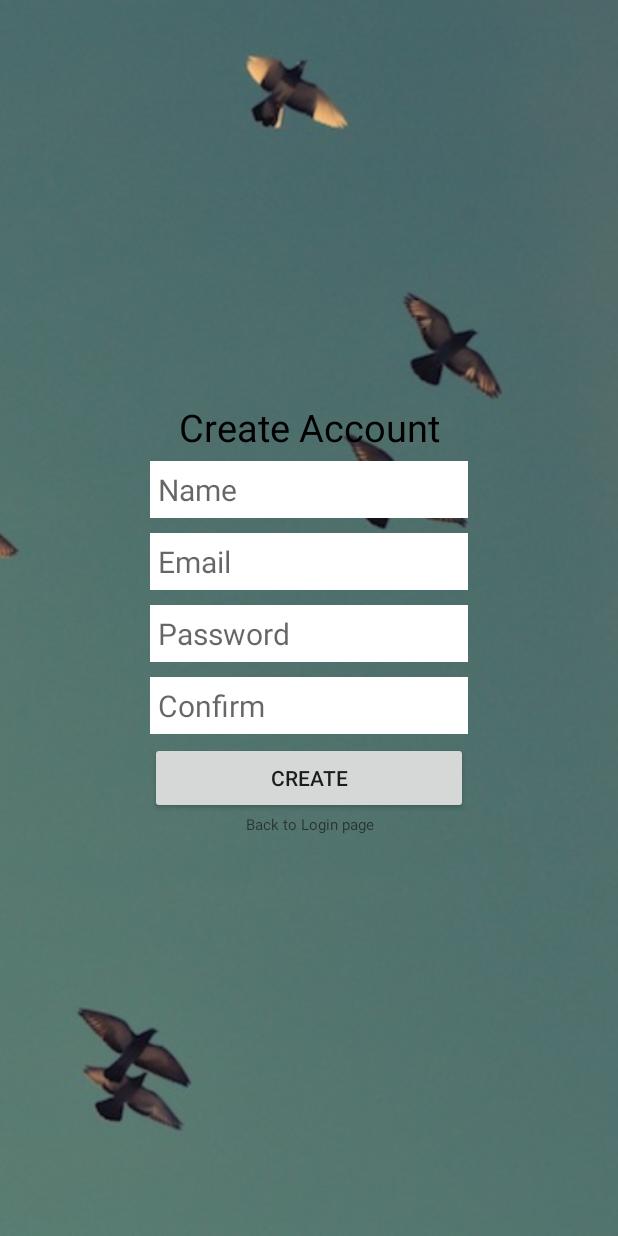
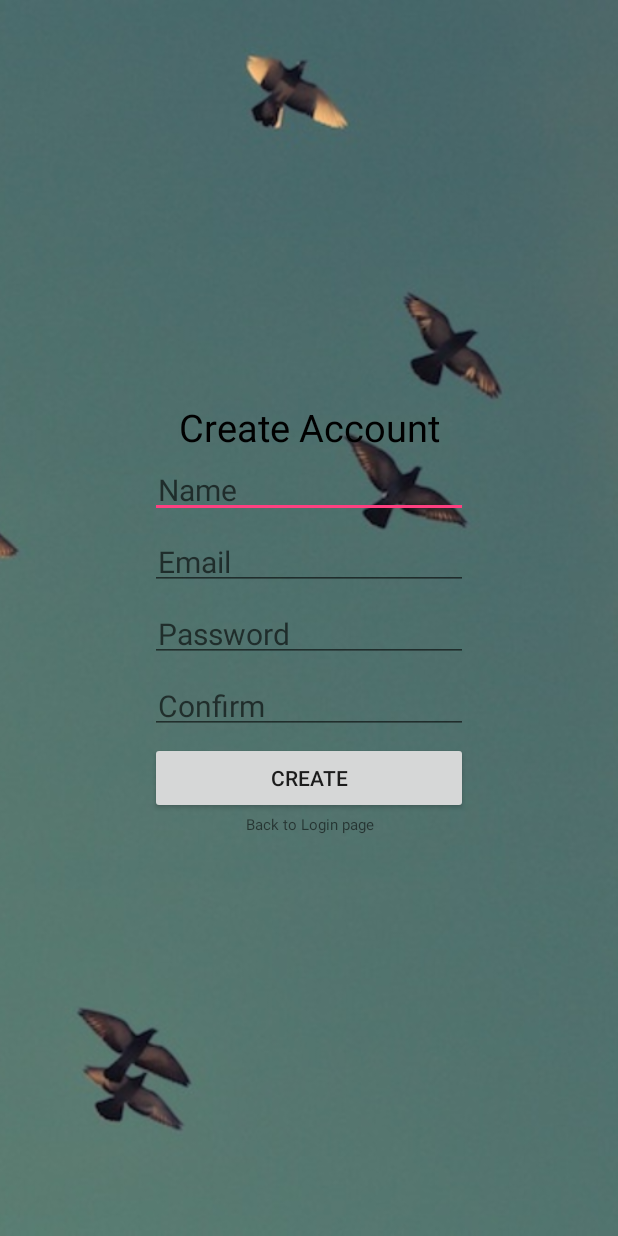
Before and after one commit to SandroMateo/FeatherFinder, an Android app: the layout activity_create_user.xml on its own in the app's theme, with its tools: preview values and no code run, on a phone screen of 412 x 824 dp. Run offline under Robolectric (Android 15) with nearby library versions, the phone set to English and light mode, and no system bars.

```diff
--- a/FeatherFinder/app/src/main/res/layout/activity_create_user.xml
+++ b/FeatherFinder/app/src/main/res/layout/activity_create_user.xml
@@ -43,8 +43,7 @@
             android:id="@+id/nameEditText"
             android:padding="5dp"
             android:textSize="20sp"
-            android:layout_marginBottom="10dp"
-            android:background="@android:color/white"/>
+            android:layout_marginBottom="10dp" />
 
         <EditText
             android:layout_width="match_parent"
@@ -53,8 +52,7 @@
             android:id="@+id/emailEditText"
             android:padding="5dp"
             android:textSize="20sp"
-            android:layout_marginBottom="10dp"
-            android:background="@android:color/white"/>
+            android:layout_marginBottom="10dp" />
 
         <EditText
             android:layout_width="match_parent"
@@ -64,8 +62,7 @@
             android:textSize="20sp"
             android:padding="5dp"
             android:layout_marginBottom="10dp"
-            android:id="@+id/passwordEditText"
-            android:background="@android:color/white"/>
+            android:id="@+id/passwordEditText" />
 
         <EditText
             android:layout_width="match_parent"
@@ -75,8 +72,7 @@
             android:textSize="20sp"
             android:padding="5dp"
             android:layout_marginBottom="5dp"
-            android:id="@+id/confirmPasswordEditText"
-            android:background="@android:color/white"/>
+            android:id="@+id/confirmPasswordEditText" />
 
         <Button
             android:layout_width="match_parent"
--- a/FeatherFinder/app/src/main/res/layout/activity_login.xml
+++ b/FeatherFinder/app/src/main/res/layout/activity_login.xml
@@ -43,8 +43,7 @@
             android:id="@+id/emailEditText"
             android:padding="5dp"
             android:textSize="20sp"
-            android:layout_marginBottom="10dp"
-            android:background="@android:color/white"/>
+            android:layout_marginBottom="10dp" />
 
         <EditText
             android:layout_width="match_parent"
@@ -54,8 +53,7 @@
             android:textSize="20sp"
             android:padding="5dp"
             android:layout_marginBottom="5dp"
-            android:id="@+id/passwordEditText"
-            android:background="@android:color/white"/>
+            android:id="@+id/passwordEditText" />
 
         <Button
             android:layout_width="match_parent"
--- /dev/null
+++ b/FeatherFinder/app/src/main/res/menu/menu.xml
@@ -0,0 +1,4 @@
+<?xml version="1.0" encoding="utf-8"?>
+<menu xmlns:android="http://schemas.android.com/apk/res/android">
+
+</menu>
```
Also changed, not shown: FeatherFinder/app/src/main/AndroidManifest.xml (+8 -7 lines), FeatherFinder/app/src/main/java/com/epicodus/featherfinder/ui/MainActivity.java (+61 -0 lines), FeatherFinder/app/src/main/res/layout/activity_main.xml (+12 -9 lines), FeatherFinder/app/src/main/res/menu/menu_main.xml (added, +11 -0 lines), FeatherFinder/app/src/main/res/drawable/background2.jpg (added).
